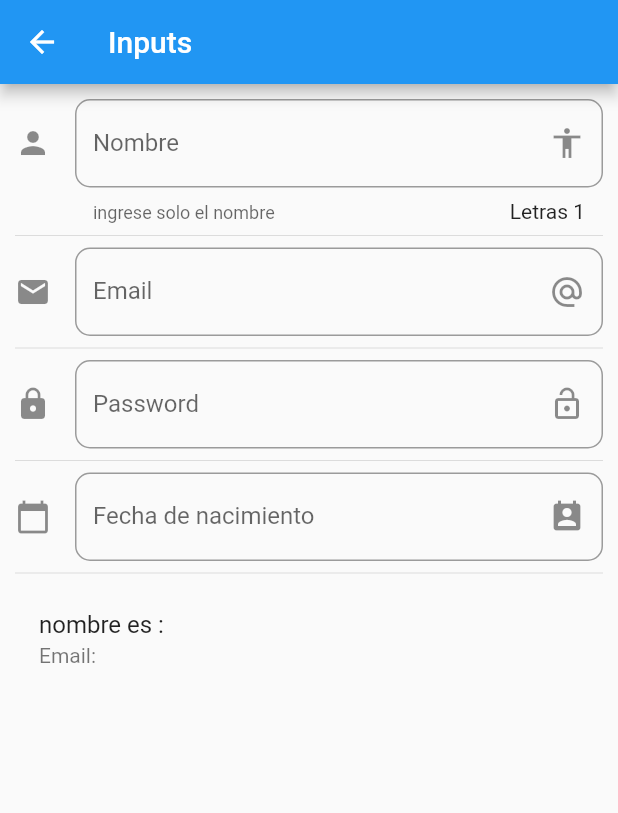
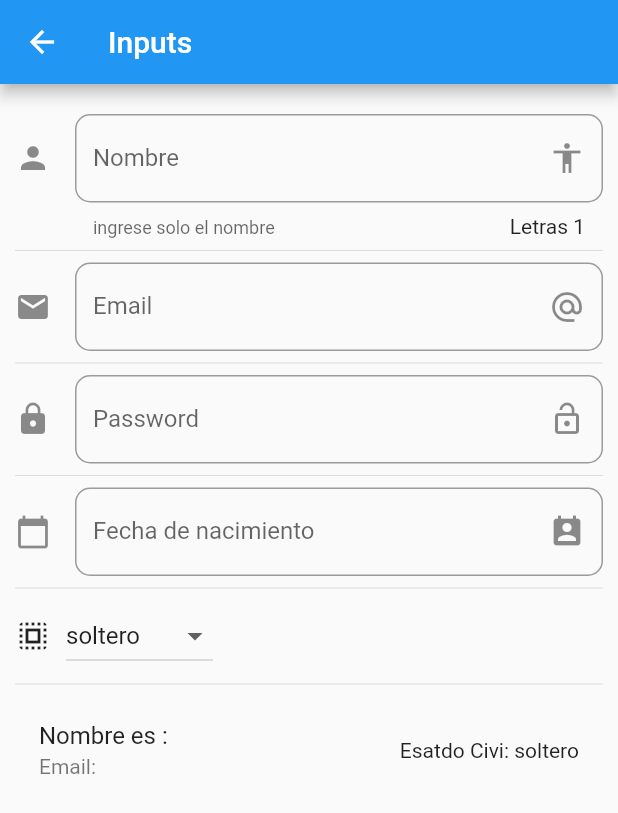
Before and after one commit to duesk/Flutter-components-test, a Flutter app: the screen it shows after launch, after a tap on "Inputs", on a phone screen of 412 x 824 dp. Shown: the top 813 px of the screen. Run offline on Flutter 3.47's test engine with Material 2 defaults, Android fonts, the phone set to English and light mode, and no system bars; network calls fail.

Commit message:
inputs termidados

```diff
--- a/lib/main.dart
+++ b/lib/main.dart
@@ -1,6 +1,6 @@
 import 'package:components/src/pages/alert_page.dart';
 import 'package:components/src/pages/avatar_page.dart';
-
+import 'package:flutter_localizations/flutter_localizations.dart';
 import 'package:components/src/routes/routes.dart';
 import 'package:flutter/material.dart';
 
@@ -14,7 +14,17 @@ class MyApp extends StatelessWidget {
   @override
   Widget build(BuildContext context) {
     return MaterialApp(
-      debugShowCheckedModeBanner: false ,
+      debugShowCheckedModeBanner: false,
+        localizationsDelegates: [
+          // ... app-specific localization delegate[s] here
+          GlobalMaterialLocalizations.delegate,
+          GlobalWidgetsLocalizations.delegate,
+        ],
+        supportedLocales: [
+          const Locale('en',"EN"), // English
+          const Locale('es',"ES"), // Hebrew
+        ],
+
       title: 'Componentes App',
       //home:  HomePage(),
       routes: getApplicationRoutes(),
--- a/lib/src/pages/input_page.dart
+++ b/lib/src/pages/input_page.dart
@@ -12,6 +12,9 @@ class _InputPageState extends State<InputPage> {
   String _email =" ";
   String _fecha = " ";
 
+  String _estadoSeleccionado = "soltero";
+  List<String> _estadoCivil = ["soltero","casado","divorciado","viudo"];
+
   TextEditingController _dateSelectorController = TextEditingController();
 
   @override
@@ -20,7 +23,7 @@ class _InputPageState extends State<InputPage> {
       appBar: AppBar(
         title: Text("Inputs") ),
         body: ListView(
-          padding: EdgeInsets.all(10),
+          padding: EdgeInsets.symmetric(horizontal: 10.0, vertical: 20.0),
           children: <Widget>[
             _crearInput(),
             Divider(),
@@ -30,10 +33,43 @@ class _InputPageState extends State<InputPage> {
             Divider(),
             _crearFecha(context),
             Divider(),
+            _crearDropDown(),
+            Divider(),
             _crearPersona(),
 
           ],
         ),
+    );
+  }
+
+  List<DropdownMenuItem<String>>getOpcionesDropdown() {
+
+    List<DropdownMenuItem<String>>lista = [];
+    _estadoCivil.forEach((estado){
+      lista.add(DropdownMenuItem(
+        child: Text(estado),
+        value: estado,
+      ));
+    });
+    return lista;
+
+  }
+
+  Widget _crearDropDown(){
+    return Row(
+      children: <Widget>[
+        Icon(Icons.select_all),
+        SizedBox(width: 10,),
+        DropdownButton(
+          value: _estadoSeleccionado,
+          items: getOpcionesDropdown(),
+          onChanged:(opt){
+            setState(() {
+              _estadoSeleccionado = opt;
+            });
+          }
+        ),
+      ],
     );
   }
 
@@ -63,14 +99,14 @@ class _InputPageState extends State<InputPage> {
 
   Widget _crearPersona (){
     return ListTile(
-      title: Text('nombre es : $_nombre'),
+      title: Text('Nombre es : $_nombre'),
       subtitle: Text("Email: $_email"),
+      trailing: Text("Esatdo Civi: $_estadoSeleccionado"),
     );
   // return  Text('nombre es : $_nombre');
   }
 
-  Widget _crearEmail()
-{
+  Widget _crearEmail(){
   return TextField(
     keyboardType: TextInputType.emailAddress,
     decoration: InputDecoration(
@@ -135,22 +171,35 @@ Widget _crearFecha(BuildContext context){
     },
   );
 }
+
+
   _selectDate( BuildContext context) async {
+
     DateTime picked = await showDatePicker(
       context: context,
-      firstDate: DateTime.now(),
-      initialDate: DateTime(2000),
-      lastDate: DateTime(2020)
+      initialDate: new DateTime.now(),
+      firstDate: new DateTime(2018),
+      lastDate: new DateTime(2020),
+      locale: Locale("es","ES")
     );
     if( picked != null ){
       setState(() {
       _fecha = picked.toString();
-      _dateSelectorController.text = _fecha;
+      String _fechaFormat = _dateFormat(_fecha);
+      _dateSelectorController.text = _fechaFormat;
 
       });
     }
 
   }
 
+  _dateFormat(String _fecha){
+    String formatText="";
+    for( var i=0 ; i <= 9; i++ ) {
+      formatText= formatText + _fecha[i];
+    }
+    return formatText;
+  }
+
 
 }
--- a/pubspec.yaml
+++ b/pubspec.yaml
@@ -18,6 +18,8 @@ environment:
 
 dependencies:
   flutter:
+    sdk: flutter
+  flutter_localizations:
     sdk: flutter
 
   # The following adds the Cupertino Icons font to your application.
```
Also changed, not shown: lib/src/pages/Slider_page.dart (added), pubspec.lock.
